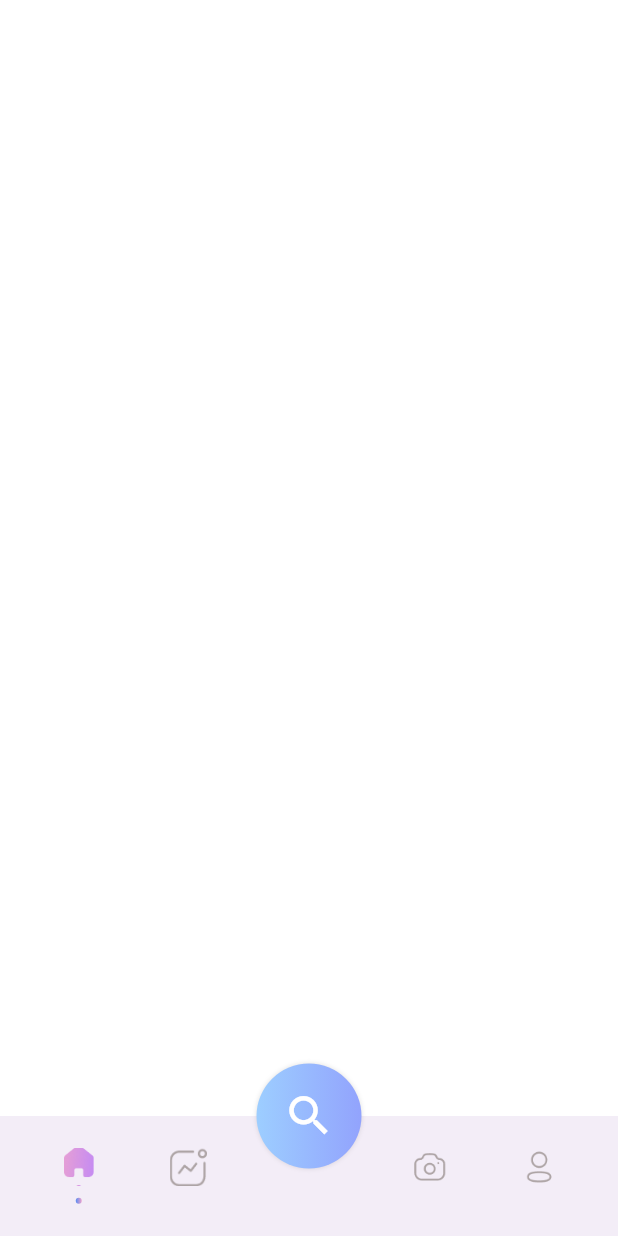
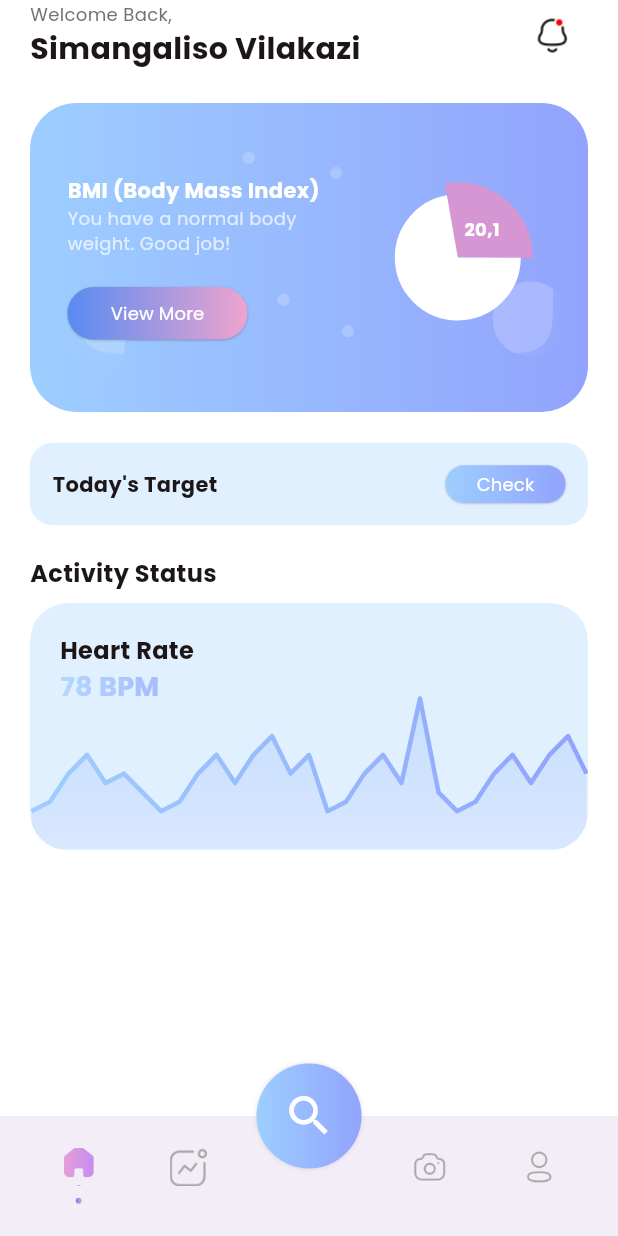
Before and after one commit to smngvlkz/FitTrack, a Flutter app: the MainTabView screen opened directly, on a phone screen of 412 x 824 dp. Run offline on Flutter 3.47's test engine with Material 3 defaults, Android fonts, the phone set to English and light mode, and no system bars; drawn by our look-alikes of fl_chart; our stand-ins replace carousel_slider; missing offline and left inert: dart:ffi.

Commit message:
Updated readme and started with Dashboard implementation

```diff
--- a/lib/common/round_button.dart
+++ b/lib/common/round_button.dart
@@ -1,16 +1,20 @@
 import '../../common/colo_extension.dart';
 import 'package:flutter/material.dart';
 
-enum RoundButtonType { bgGradient, textGradient }
+enum RoundButtonType { bgGradient, bgSGradient, textGradient }
 
 class RoundButton extends StatelessWidget {
   final String title;
   final RoundButtonType type;
   final VoidCallback onPressed;
+  final double fontSize;
+  final FontWeight fontWeight;
   const RoundButton(
       {super.key,
       required this.title,
       this.type = RoundButtonType.bgGradient,
+      this.fontSize = 16,
+      this.fontWeight = FontWeight.w700,
       required this.onPressed});
 
   @override
@@ -18,11 +22,13 @@ class RoundButton extends StatelessWidget {
     return Container(
       decoration: BoxDecoration(
           gradient: LinearGradient(
-              colors: TColor.primaryGradient,
-              begin: Alignment.centerLeft,
-              end: Alignment.centerRight),
+            colors: type == RoundButtonType.bgSGradient
+                ? TColor.secondaryGradient
+                : TColor.primaryGradient,
+          ),
           borderRadius: BorderRadius.circular(25),
-          boxShadow: type == RoundButtonType.bgGradient
+          boxShadow: type == RoundButtonType.bgGradient ||
+                  type == RoundButtonType.bgSGradient
               ? const [
                   BoxShadow(
                       color: Colors.black26,
@@ -38,16 +44,21 @@ class RoundButton extends StatelessWidget {
         ),
         textColor: TColor.primaryColor1,
         minWidth: double.maxFinite,
-        elevation: type == RoundButtonType.bgGradient ? 0 : 1,
-        color: type == RoundButtonType.bgGradient
+        elevation: type == RoundButtonType.bgGradient ||
+                type == RoundButtonType.bgSGradient
+            ? 0
+            : 1,
+        color: type == RoundButtonType.bgGradient ||
+                type == RoundButtonType.bgSGradient
             ? Colors.transparent
             : TColor.white,
-        child: type == RoundButtonType.bgGradient
+        child: type == RoundButtonType.bgGradient ||
+                type == RoundButtonType.bgSGradient
             ? Text(title,
                 style: TextStyle(
                     color: TColor.white,
-                    fontSize: 16,
-                    fontWeight: FontWeight.w700))
+                    fontSize: fontSize,
+                    fontWeight: fontWeight))
             : ShaderMask(
                 blendMode: BlendMode.srcIn,
                 shaderCallback: (bounds) {
@@ -61,8 +72,8 @@ class RoundButton extends StatelessWidget {
                 child: Text(title,
                     style: TextStyle(
                         color: TColor.primaryColor1,
-                        fontSize: 16,
-                        fontWeight: FontWeight.w700)),
+                        fontSize: fontSize,
+                        fontWeight: fontWeight)),
               ),
       ),
     );
--- /dev/null
+++ b/lib/view/home/blank_view.dart
@@ -0,0 +1,19 @@
+import 'package:flutter/material.dart';
+
+import '../../common/colo_extension.dart';
+
+class BlankView extends StatefulWidget {
+  const BlankView({super.key});
+
+  @override
+  State<BlankView> createState() => _BlankViewState();
+}
+
+class _BlankViewState extends State<BlankView> {
+  @override
+  Widget build(BuildContext context) {
+    return Scaffold(
+      backgroundColor: TColor.white,
+    );
+  }
+}
--- /dev/null
+++ b/lib/view/home/home_view.dart
@@ -0,0 +1,475 @@
+import 'package:fittrack/common/colo_extension.dart';
+import 'package:fittrack/common/round_button.dart';
+import 'package:fl_chart/fl_chart.dart';
+import 'package:flutter/material.dart';
+
+class HomeView extends StatefulWidget {
+  const HomeView({Key? key}) : super(key: key);
+
+  @override
+  State<HomeView> createState() => _HomeViewState();
+}
+
+class _HomeViewState extends State<HomeView> {
+  List<int> showingTooltipOnSpots = [21];
+
+  List<FlSpot> get allSpots => const [
+        FlSpot(0, 20),
+        FlSpot(1, 25),
+        FlSpot(2, 40),
+        FlSpot(3, 50),
+        FlSpot(4, 35),
+        FlSpot(5, 40),
+        FlSpot(6, 30),
+        FlSpot(7, 20),
+        FlSpot(8, 25),
+        FlSpot(9, 40),
+        FlSpot(10, 50),
+        FlSpot(11, 35),
+        FlSpot(12, 50),
+        FlSpot(13, 60),
+        FlSpot(14, 40),
+        FlSpot(15, 50),
+        FlSpot(16, 20),
+        FlSpot(17, 25),
+        FlSpot(18, 40),
+        FlSpot(19, 50),
+        FlSpot(20, 35),
+        FlSpot(21, 80),
+        FlSpot(22, 30),
+        FlSpot(23, 20),
+        FlSpot(24, 25),
+        FlSpot(25, 40),
+        FlSpot(26, 50),
+        FlSpot(27, 35),
+        FlSpot(28, 50),
+        FlSpot(29, 60),
+        FlSpot(30, 40),
+      ];
+  @override
+  Widget build(BuildContext context) {
+    var media = MediaQuery.of(context).size;
+
+    final lineBarsData = [
+      LineChartBarData(
+        showingIndicators: showingTooltipOnSpots,
+        spots: allSpots,
+        isCurved: false,
+        barWidth: 3,
+        belowBarData: BarAreaData(
+          show: true,
+          gradient: LinearGradient(
+            colors: [
+              TColor.primaryColor2.withOpacity(0.4),
+              TColor.primaryColor1.withOpacity(0.1),
+            ],
+            begin: Alignment.topCenter,
+            end: Alignment.bottomCenter,
+          ),
+        ),
+        dotData: const FlDotData(show: false),
+        gradient: LinearGradient(
+          colors: TColor.primaryGradient,
+        ),
+      ),
+    ];
+
+    final tooltipsOnBar = lineBarsData[0];
+    return Scaffold(
+      backgroundColor: TColor.white,
+      body: SingleChildScrollView(
+        child: SafeArea(
+          child: Padding(
+            padding: const EdgeInsets.symmetric(horizontal: 20),
+            child: Column(
+              crossAxisAlignment: CrossAxisAlignment.start,
+              children: [
+                Row(
+                  mainAxisAlignment: MainAxisAlignment.spaceBetween,
+                  children: [
+                    Column(
+                      crossAxisAlignment: CrossAxisAlignment.start,
+                      children: [
+                        Text(
+                          "Welcome Back,",
+                          style: TextStyle(color: TColor.grey, fontSize: 12),
+                        ),
+                        Text(
+                          "Simangaliso Vilakazi",
+                          style: TextStyle(
+                            color: TColor.black,
+                            fontSize: 20,
+                            fontWeight: FontWeight.w700,
+                          ),
+                        ),
+                      ],
+                    ),
+                    IconButton(
+                      onPressed: () {},
+                      icon: Image.asset(
+                        "assets/img/Notification-Icon.png",
+                        width: 25,
+                        height: 25,
+                        fit: BoxFit.fitHeight,
+                      ),
+                    )
+                  ],
+                ),
+                SizedBox(height: media.width * 0.05),
+                Container(
+                  height: media.width * 0.5,
+                  decoration: BoxDecoration(
+                    gradient: LinearGradient(colors: TColor.primaryGradient),
+                    borderRadius: BorderRadius.circular(media.width * 0.075),
+                  ),
+                  child: Stack(
+                    alignment: Alignment.center,
+                    children: [
+                      Image.asset(
+                        "assets/img/Banner-Dots.png",
+                        height: media.width * 0.4,
+                        width: double.maxFinite,
+                        fit: BoxFit.fitHeight,
+                      ),
+                      Padding(
+                        padding: const EdgeInsets.symmetric(
+                            vertical: 25, horizontal: 25),
+                        child: Row(
+                          mainAxisAlignment: MainAxisAlignment.spaceBetween,
+                          children: [
+                            Expanded(
+                              child: Column(
+                                mainAxisAlignment: MainAxisAlignment.center,
+                                crossAxisAlignment: CrossAxisAlignment.start,
+                                children: [
+                                  Text(
+                                    "BMI (Body Mass Index)",
+                                    style: TextStyle(
+                                      color: TColor.white,
+                                      fontSize: 14,
+                                      fontWeight: FontWeight.w700,
+                                    ),
+                                  ),
+                                  Text(
+                                    "You have a normal body weight. Good job!",
+                                    style: TextStyle(
+                                      color: TColor.white.withOpacity(0.7),
+                                      fontSize: 12,
+                                    ),
+                                  ),
+                                  SizedBox(height: media.width * 0.05),
+                                  SizedBox(
+                                    width: 120,
+                                    height: 35,
+                                    child: RoundButton(
+                                      title: "View More",
+                                      type: RoundButtonType.bgSGradient,
+                                      fontSize: 12,
+                                      fontWeight: FontWeight.w400,
+                                      onPressed: () {},
+                                    ),
+                                  )
+                                ],
+                              ),
+                            ),
+                            SizedBox(width: 15),
+                            SizedBox(
+                              width: media.width * 0.3,
+                              height: media.width * 0.3,
+                              child: PieChart(
+                                PieChartData(
+                                  pieTouchData: PieTouchData(
+                                    touchCallback: (FlTouchEvent event,
+                                        pieTouchResponse) {},
+                                  ),
+                                  startDegreeOffset: 260,
+                                  borderData: FlBorderData(show: false),
+                                  sectionsSpace: 0,
+                                  centerSpaceRadius: 0,
+                                  sections: showingSections(),
+                                ),
+                              ),
+                            ),
+                          ],
+                        ),
+                      ),
+                    ],
+                  ),
+                ),
+                SizedBox(height: media.width * 0.05),
+                Container(
+                  padding: EdgeInsets.symmetric(vertical: 15, horizontal: 15),
+                  decoration: BoxDecoration(
+                    color: TColor.primaryColor2.withOpacity(0.3),
+                    borderRadius: BorderRadius.circular(15),
+                  ),
+                  child: Row(
+                    mainAxisAlignment: MainAxisAlignment.spaceBetween,
+                    children: [
+                      Text(
+                        "Today's Target",
+                        style: TextStyle(
+                          color: TColor.black,
+                          fontSize: 14,
+                          fontWeight: FontWeight.w700,
+                        ),
+                      ),
+                      SizedBox(
+                        width: 80,
+                        height: 25,
+                        child: RoundButton(
+                          title: "Check",
+                          type: RoundButtonType.bgGradient,
+                          fontSize: 12,
+                          fontWeight: FontWeight.w400,
+                          onPressed: () {},
+                        ),
+                      )
+                    ],
+                  ),
+                ),
+                SizedBox(height: media.width * 0.05),
+                Text(
+                  "Activity Status",
+                  style: TextStyle(
+                    color: TColor.black,
+                    fontSize: 16,
+                    fontWeight: FontWeight.w700,
+                  ),
+                ),
+                SizedBox(height: media.width * 0.02),
+                ClipRRect(
+                  borderRadius: BorderRadius.circular(25),
+                  child: Container(
+                    height: media.width * 0.4,
+                    width: double.maxFinite,
+                    decoration: BoxDecoration(
+                      color: TColor.primaryColor2.withOpacity(0.3),
+                      borderRadius: BorderRadius.circular(25),
+                    ),
+                    child: Stack(
+                      alignment: Alignment.topLeft,
+                      children: [
+                        Padding(
+                          padding: const EdgeInsets.symmetric(
+                              vertical: 20, horizontal: 20),
+                          child: Column(
+                            mainAxisAlignment: MainAxisAlignment.start,
+                            mainAxisSize: MainAxisSize.min,
+                            crossAxisAlignment: CrossAxisAlignment.start,
+                            children: [
+                              Text(
+                                "Heart Rate",
+                                style: TextStyle(
+                                  color: TColor.black,
+                                  fontSize: 16,
+                                  fontWeight: FontWeight.w700,
+                                ),
+                              ),
+                              ShaderMask(
+                                blendMode: BlendMode.srcIn,
+                                shaderCallback: (bounds) {
+                                  return LinearGradient(
+                                          colors: TColor.primaryGradient,
+                                          begin: Alignment.centerLeft,
+                                          end: Alignment.centerRight)
+                                      .createShader(Rect.fromLTRB(
+                                          0, 0, bounds.width, bounds.height));
+                                },
+                                child: Text(
+                                  "78 BPM",
+                                  style: TextStyle(
+                                    color: TColor.white.withOpacity(0.7),
+                                    fontWeight: FontWeight.w700,
+                                    fontSize: 18,
+                                  ),
+                                ),
+                              ),
+                            ],
+                          ),
+                        ),
+                        LineChart(
+                          LineChartData(
+                            showingTooltipIndicators:
+                                showingTooltipOnSpots.map((index) {
+                              return ShowingTooltipIndicators([
+                                LineBarSpot(
+                                  tooltipsOnBar,
+                                  lineBarsData.indexOf(tooltipsOnBar),
+                                  tooltipsOnBar.spots[index],
+                                ),
+                              ]);
+                            }).toList(),
+                            lineTouchData: LineTouchData(
+                              enabled: true,
+                              handleBuiltInTouches: false,
+                              touchCallback: (FlTouchEvent event,
+                                  LineTouchResponse? response) {
+                                if (response == null ||
+                                    response.lineBarSpots == null) {
+                                  return;
+                                }
+                                if (event is FlTapUpEvent) {
+                                  final spotIndex =
+                                      response.lineBarSpots!.first.spotIndex;
+                                  showingTooltipOnSpots.clear();
+                                  setState(() {
+                                    showingTooltipOnSpots.add(spotIndex);
+                                  });
+                                }
+                              },
+                              mouseCursorResolver: (FlTouchEvent event,
+                                  LineTouchResponse? response) {
+                                if (response == null ||
+                                    response.lineBarSpots == null) {
+                                  return SystemMouseCursors.basic;
+                                }
+                                return SystemMouseCursors.click;
+                              },
+                              getTouchedSpotIndicator:
+                                  (LineChartBarData barData,
+                                      List<int> spotIndexes) {
+                                return spotIndexes.map((index) {
+                                  return TouchedSpotIndicatorData(
+                                    const FlLine(
+                                      color: Colors.transparent,
+                                    ),
+                                    FlDotData(
+                                      show: true,
+                                      getDotPainter:
+                                          (spot, percent, barData, index) =>
+                                              FlDotCirclePainter(
+                                        radius: 3,
+                                        color: Colors.white,
+                                        strokeWidth: 3,
+                                        strokeColor: TColor.primaryColor1,
+                                      ),
+                                    ),
+                                  );
+                                }).toList();
+                              },
+                              touchTooltipData: LineTouchTooltipData(
+                                getTooltipColor: (touchedSpot) =>
+                                    TColor.secondaryColor1,
+                                tooltipRoundedRadius: 20,
+                                getTooltipItems:
+                                    (List<LineBarSpot> lineBarsSpot) {
+                                  return lineBarsSpot.map((lineBarSpot) {
+                                    return LineTooltipItem(
+                                      "${lineBarSpot.x.toInt()} mins ago",
+                                      const TextStyle(
+                                        color: Colors.white,
+                                        fontSize: 10,
+                                        fontWeight: FontWeight.bold,
+                                      ),
+                                    );
+                                  }).toList();
+                                },
+                              ),
+                            ),
+                            lineBarsData: lineBarsData,
+                            minY: 0,
+                            maxY: 130,
+                            titlesData: FlTitlesData(
+                              show: false,
+                            ),
+                            gridData: const FlGridData(show: false),
+                            borderData: FlBorderData(
+                              show: true,
+                              border: Border.all(
+                                color: Colors.transparent,
+                              ),
+                            ),
+                          ),
+                        )
+                      ],
+                    ),
+                  ),
+                ),
+              ],
+            ),
+          ),
+        ),
+      ),
+    );
+  }
+
+  List<PieChartSectionData> showingSections() {
+    return List.generate(
+      2,
+      (i) {
+        switch (i) {
+          case 0:
+            return PieChartSectionData(
+              color: const Color.fromARGB(255, 214, 149, 211),
+              value: 29,
+              title: '',
+              radius: 50,
+              titlePositionPercentageOffset: 0.60,
+              badgeWidget: const Text(
+                "20,1",
+                style: TextStyle(
+                    color: Colors.white,
+                    fontSize: 12,
+                    fontWeight: FontWeight.w700),
+              ),
+            );
+          case 1:
+            return PieChartSectionData(
+              color: Colors.white,
+              value: 75,
+              title: '',
+              radius: 42,
+              titlePositionPercentageOffset: 0.55,
+            );
+          default:
+            throw Error();
+        }
+      },
+    );
+  }
+}
+
+class _Badge extends StatelessWidget {
+  final String svgAsset;
+  final double size;
+  final Color borderColor;
+
+  const _Badge(
+    this.svgAsset, {
+    Key? key,
+    required this.size,
+    required this.borderColor,
+  }) : super(key: key);
+
+  @override
+  Widget build(BuildContext context) {
+    return AnimatedContainer(
+      duration: PieChart.defaultDuration,
+      width: size,
+      height: size,
+      decoration: BoxDecoration(
+        color: Colors.white,
+        shape: BoxShape.circle,
+        border: Border.all(
+          color: borderColor,
+          width: 2,
+        ),
+        boxShadow: <BoxShadow>[
+          BoxShadow(
+            color: Colors.black.withOpacity(.5),
+            offset: const Offset(3, 3),
+            blurRadius: 3,
+          ),
+        ],
+      ),
+      padding: EdgeInsets.all(size * .15),
+      child: Center(
+        child: Image.asset(
+          svgAsset,
+          fit: BoxFit.contain,
+        ),
+      ),
+    );
+  }
+}
--- a/lib/view/main_tab/tab_view.dart
+++ b/lib/view/main_tab/tab_view.dart
@@ -1,5 +1,7 @@
 import 'package:fittrack/common/colo_extension.dart';
 import 'package:fittrack/common_widget/tab_button.dart';
+import 'package:fittrack/view/home/blank_view.dart';
+import 'package:fittrack/view/home/home_view.dart';
 import 'package:flutter/material.dart';
 
 class MainTabView extends StatefulWidget {
@@ -11,11 +13,17 @@ class MainTabView extends StatefulWidget {
 
 class _MainTabViewState extends State<MainTabView> {
   int selectTab = 0;
+  final PageStorageBucket pageBucket = PageStorageBucket();
+  Widget currentTab = const HomeView();
 
   @override
   Widget build(BuildContext context) {
     return Scaffold(
       backgroundColor: TColor.white,
+      body: PageStorage(
+        bucket: pageBucket,
+        child: currentTab,
+      ),
       floatingActionButtonLocation: FloatingActionButtonLocation.centerDocked,
       floatingActionButton: SizedBox(
         width: 70,
@@ -56,6 +64,7 @@ class _MainTabViewState extends State<MainTabView> {
                 isActive: selectTab == 0,
                 onTap: () {
                   selectTab = 0;
+                  currentTab = const HomeView();
                   if (mounted) {
                     setState(() {});
                   }
@@ -66,6 +75,7 @@ class _MainTabViewState extends State<MainTabView> {
                 selectIcon: "assets/img/activity.png",
                 isActive: selectTab == 1,
                 onTap: () {
+                  currentTab = const BlankView();
                   selectTab = 1;
                   if (mounted) {
                     setState(() {});
@@ -80,6 +90,7 @@ class _MainTabViewState extends State<MainTabView> {
                 selectIcon: "assets/img/Camera.png",
                 isActive: selectTab == 2,
                 onTap: () {
+                  currentTab = const BlankView();
                   selectTab = 2;
                   if (mounted) {
                     setState(() {});
@@ -92,6 +103,7 @@ class _MainTabViewState extends State<MainTabView> {
                 isActive: selectTab == 3,
                 onTap: () {
                   selectTab = 3;
+                  currentTab = const BlankView();
                   if (mounted) {
                     setState(() {});
                   }
--- a/pubspec.yaml
+++ b/pubspec.yaml
@@ -36,6 +36,7 @@ dependencies:
   # Use with the CupertinoIcons class for iOS style icons.
   cupertino_icons: ^1.0.8
   carousel_slider: ^5.0.0
+  fl_chart: ^0.69.0
 
 dev_dependencies:
   flutter_test:
```
Also changed, not shown: assets/img/Banner-Dots.png (added), assets/img/Notification-Icon.png (added), pubspec.lock, 1 other file.
